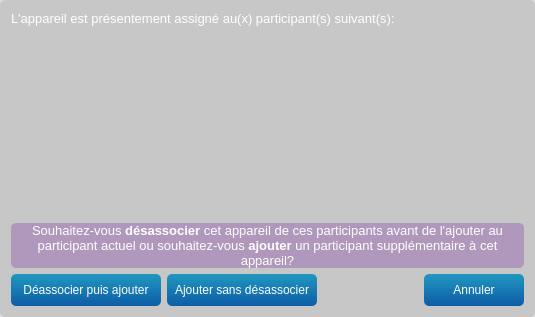
Before: the Qt Designer form teraplus/client/src/DeviceAssignDialog.ui in introlab/opentera, drawn with Qt 5.
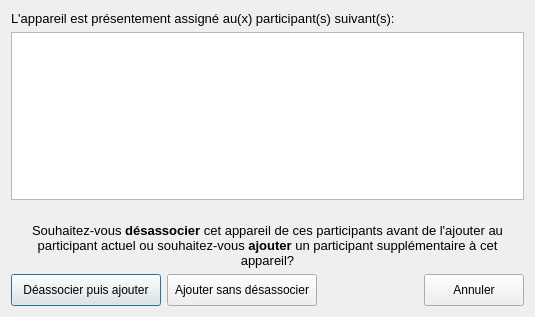
After: the same form once the commit is applied. Icons and pictures are not drawn.

```diff
--- a/teraplus/client/src/DeviceAssignDialog.ui
+++ b/teraplus/client/src/DeviceAssignDialog.ui
@@ -14,7 +14,8 @@
    <string>Assignation d'un appareil</string>
   </property>
   <property name="styleSheet">
-   <string notr="true">QPushButton#btnConnect{background-color:qlineargradient(x1: 0, y1: 0, x2: 0, y2: 1, stop: 0 rgb(0, 170, 0), stop: 1 rgb(75, 200, 0));}
+   <string notr="true">/*
+QPushButton#btnConnect{background-color:qlineargradient(x1: 0, y1: 0, x2: 0, y2: 1, stop: 0 rgb(0, 170, 0), stop: 1 rgb(75, 200, 0));}
 QPushButton#btnDelSession{background-color:qlineargradient(x1: 0, y1: 0, x2: 0, y2: 1, stop: 0 rgb(117, 0, 0), stop: 1 rgb(200, 0, 0));}
 QWidget{background-color: rgba(0,0,0,0);color:white;border-radius:5px}
 QWidget#DeviceAssignDialog{background-color:rgba(128,128,128,25%);}
@@ -68,23 +69,17 @@
 QWidget#lineBoth{background-color:rgb(255,0,255);}
 
 
-QTabWidget::pane { /* The tab widget frame */
-	/*background-color:  rgba(0,128,200,30%);*/
-	/* background: qlineargradient(x1: 0, y1: 0, x2: 0, y2: 1,
-                                 stop: 0  rgba(0,128,200,50%), 
-								stop: 0.5  rgba(0,128,200,25%)
-								stop: 1.0  rgba(0,128,200,25%));*/
+QTabWidget::pane { 
 	background-color: rgba(128,128,140,25%);
 	border-radius: 5px;
     border: 2px solid rgba(128,128,140,50%);
  }
 
  QTabWidget::tab-bar {
-     left: 5px; /* move to the right by 5px */
+     left: 5px; 
  }
 
-/* Style the tab using the tab sub-control. Note that
-     it reads QTabBar _not_ QTabWidget */
+
  QTabBar::tab,QTableWidget::tab,QHeaderView::section {
      background: qlineargradient(x1: 0, y1: 0, x2: 0, y2: 1,
                                  stop: 0  rgba(128,128,140,50%),  stop: 1.0  rgba(128,128,140,25%));
@@ -97,18 +92,18 @@
  }
 
  QTabBar::tab:selected, QTabBar::tab:hover {
-/*     background-color: rgba(0,128,200,70%);*/
+
 background: qlineargradient(x1: 0, y1: 0, x2: 0, y2: 1,
                                  stop: 0  rgba(128,128,140,70%),  stop: 1.0  rgba(128,128,140,50%));
  }
 
  QTabBar::tab:selected {
      border-color:rgba(128,128,140,60%);
-     border-bottom-color:rgba(128,128,140,60%); /* same as pane color */
+     border-bottom-color:rgba(128,128,140,60%); 
  }
 
  QTabBar::tab:!selected {
-     margin-top: 2px; /* make non-selected tabs look smaller */
+     margin-top: 2px; 
  }
  QCalendarWidget QWidget#qt_calendar_navigationbar { background-color: qlineargradient(x1:0, y1:0, x2:0, y2:1, stop: 0 #cccccc, stop: 1 #333333); }
     QCalendarWidget QToolButton {
@@ -137,10 +132,10 @@
 QCalendarWidget QSpinBox::up-arrow { width:16px; height:16px; }
 QCalendarWidget QSpinBox::down-arrow { width:16px; height:16px; }
 
-   /* header row */
+
     QCalendarWidget QWidget { alternate-background-color: #0d5ca6; }
      
-    /* normal days */
+ 
     QCalendarWidget QAbstractItemView:enabled
     {
     font-size:12px;
@@ -150,9 +145,9 @@
     selection-color: rgb(0, 255, 0);
     }
      
-    /* days in other months */
+    
     QCalendarWidget QAbstractItemView:disabled { color: rgb(64, 64, 64); }
-
+*/
 </string>
   </property>
   <layout class="QVBoxLayout" name="verticalLayout">
```
